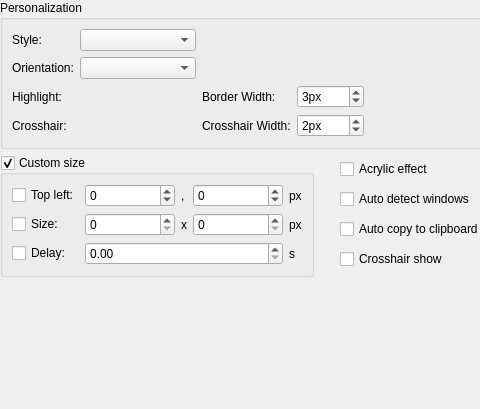
The window that src/ui/composite_widgets/interface.ui (XMuli/SunnyCapturer) describes before a commit, drawn with Qt 5; both pictures show x 0 to 480 and y 0 to 409 of the 728 by 409 pixel window.
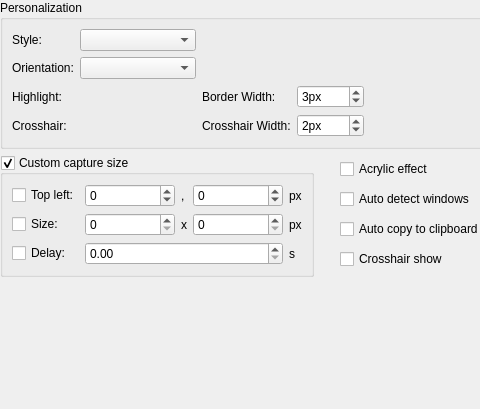
The same window after the commit. Custom widgets are drawn as their Qt base class.

What changed in the file:
```diff
--- a/src/ui/composite_widgets/interface.ui
+++ b/src/ui/composite_widgets/interface.ui
@@ -212,7 +212,7 @@
       <item>
        <widget class="QGroupBox" name="gbCustomSizeEnable">
         <property name="title">
-         <string>Custom size</string>
+         <string>Custom capture size</string>
         </property>
         <property name="checkable">
          <bool>true</bool>
```
